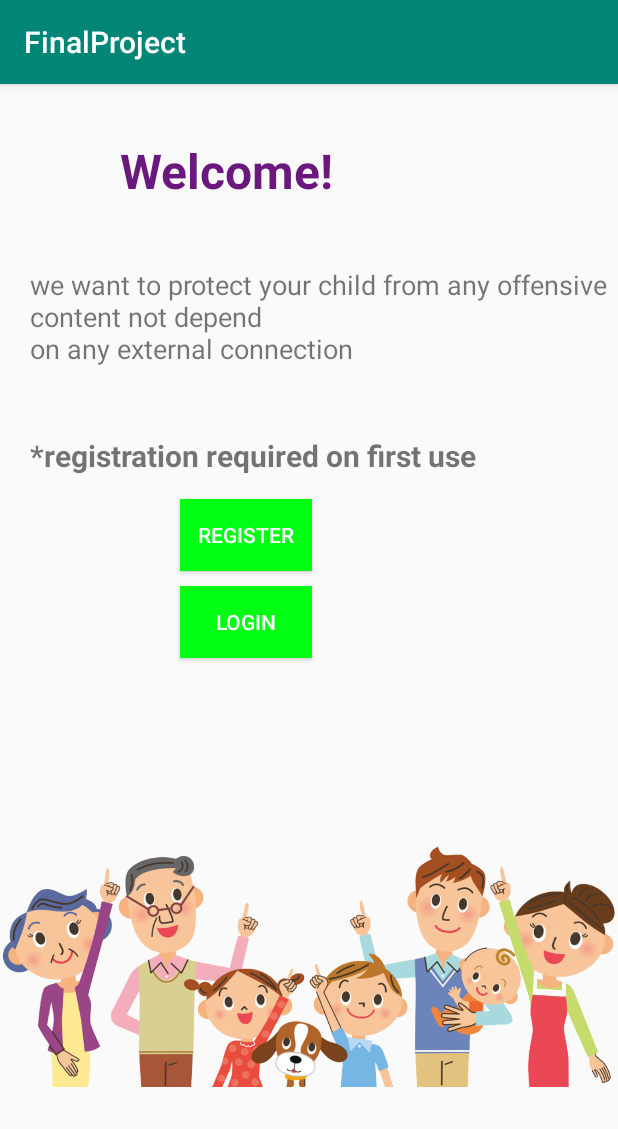
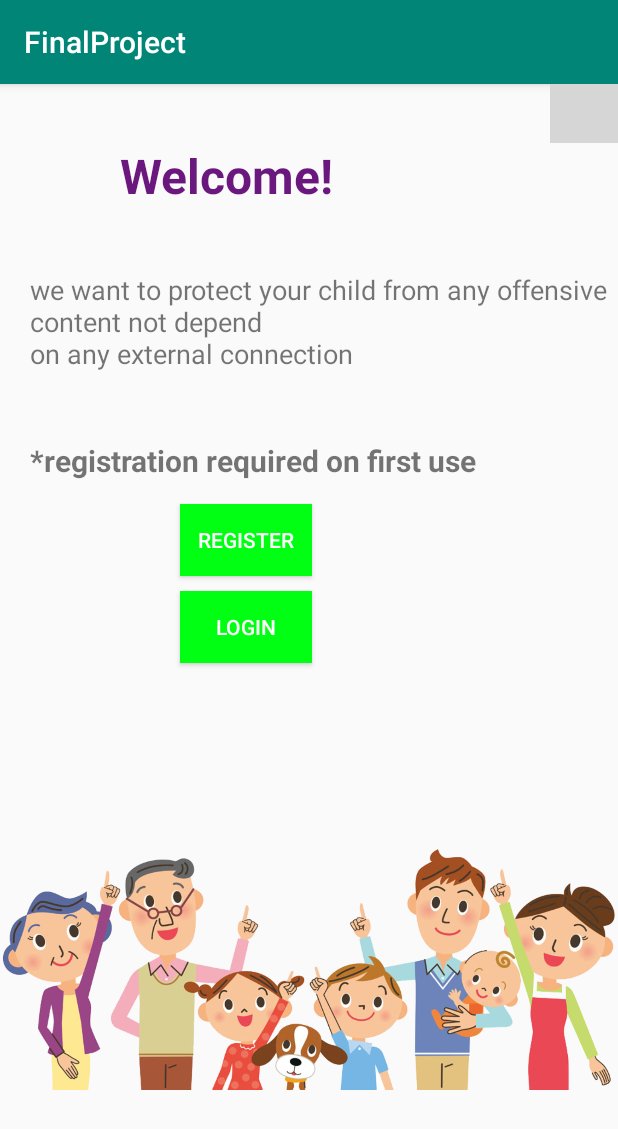
Before and after one commit to EdoNotes/FinalProject, an Android app: the screen it shows after launch (Welcome), on a phone screen of 412 x 824 dp. Shown: the top 1129 px of the screen. Run offline under Robolectric (Android 15) with nearby library versions, the phone set to English and light mode, and no system bars; our stand-ins replace Firebase (no records; nobody signed in at launch, a user with empty details on screens opened directly); grey boxes are pictures that could not be loaded.

Commit message:
- Final version

```diff
--- a/app/src/main/AndroidManifest.xml
+++ b/app/src/main/AndroidManifest.xml
@@ -11,9 +11,9 @@
 
     <application
         android:allowBackup="true"
-        android:icon="@mipmap/ic_launcher"
+        android:icon="@mipmap/logo"
         android:label="@string/app_name"
-        android:roundIcon="@mipmap/ic_launcher_round"
+        android:roundIcon="@mipmap/logo_round"
         android:supportsRtl="true"
         android:theme="@style/AppTheme">
         <activity android:name=".DataLog"></activity>
--- a/app/src/main/java/com/example/finalproject/FrameClassifier.java
+++ b/app/src/main/java/com/example/finalproject/FrameClassifier.java
@@ -58,6 +58,8 @@ public class FrameClassifier {
     private ArrayList<Recognition> g_recognitions = null;
 
     private DisplayMetrics g_metrics;
+
+    private DataLog datalogclass; //= new DataLog();
 
     private float scaleX = 0 , scaleY = 0 , offsetX = 0 , offsetY = 0;
 
@@ -178,12 +180,12 @@ public class FrameClassifier {
                     // SSD Mobilenet V1 Model assumes class 0 is background class
                     // in label file and class labels start from 1 to number_of_classes+1,
                     // while outputClasses correspond to class index from 0 to number_of_classes
-                    Date currentTime = Calendar.getInstance().getTime();
                     recognitions.add(
                             new Recognition(
                                     outputScores[0][i],
                                     detection));
-                    DataLog.arrayAdapter.add("Gotcha,item has been capture on"+ currentTime);
+                    if(null != datalogclass.dataLogItems)
+                        datalogclass.dataLogItems.add("'Person' detected on "+ Calendar.getInstance().getTime());
 
                 }
             }
--- a/app/src/main/java/com/example/finalproject/Welcome.java
+++ b/app/src/main/java/com/example/finalproject/Welcome.java
@@ -1,6 +1,8 @@
 package com.example.finalproject;
 
 import android.app.Activity;
+import android.content.Context;
+import android.content.DialogInterface;
 import android.content.Intent;
 import android.content.SharedPreferences;
 import android.os.Bundle;
@@ -9,8 +11,19 @@ import android.os.Looper;
 import android.os.Message;
 import android.view.View;
 import android.widget.Button;
+import android.widget.EditText;
+import android.widget.ImageView;
+import android.widget.LinearLayout;
+import android.widget.Toast;
 
+import androidx.annotation.NonNull;
+import androidx.appcompat.app.AlertDialog;
 import androidx.appcompat.app.AppCompatActivity;
+
+import com.google.android.gms.tasks.OnCompleteListener;
+import com.google.android.gms.tasks.Task;
+import com.google.firebase.auth.AuthResult;
+import com.google.firebase.auth.FirebaseAuth;
 
 
 public class Welcome extends AppCompatActivity
@@ -19,6 +32,11 @@ public class Welcome extends AppCompatActivity
     public static SharedPreferences.Editor editor;
     Button btnRegister;
     Button btnLogin;
+    ImageView imgView;
+
+    private AlertDialog ad;
+    private Context context = null;
+
     @Override
     protected void onCreate(Bundle savedInstanceState)
     {
@@ -31,6 +49,7 @@ public class Welcome extends AppCompatActivity
             setContentView(R.layout.welcome);
             btnLogin = (Button) findViewById(R.id.btnExistingLogin);
             btnRegister=(Button) findViewById(R.id.btnRegister);
+            imgView = (ImageView) findViewById(R.id.HelpImage);
 
             EmailLogin El = new EmailLogin(this , btnLogin , handler);
             El.EmailLoginDialog();
@@ -45,6 +64,34 @@ public class Welcome extends AppCompatActivity
                     // TEMPORARY FOR DEVELOPMENT
                     //Intent MainActivity=new Intent(getBaseContext(),MainActivity.class);
                     //startActivity(MainActivity);
+                }
+            });
+
+            context = Welcome.this;
+            AlertDialog.Builder builder = new AlertDialog.Builder(context);
+            builder.setTitle("Help");
+            builder.setMessage("Welcome to ParentControl application. For first time you must to register with email and password. " +
+                    "For next time you will be able to log in with your password. For logging with different email and password, " +
+                    "you must be connected to the Internet.\n\nBy clicking Start or Stop the censoring engine will start or stop in " +
+                    "background. You are able to see the log censoring objects, and also change the password if you wish to.");
+
+
+            LinearLayout ll = new LinearLayout(context);
+            ll.setOrientation(LinearLayout.VERTICAL);
+            builder.setView(ll);
+
+            builder.setNegativeButton("Close", new DialogInterface.OnClickListener() {
+                @Override
+                public void onClick(DialogInterface dialog, int which) {
+                    ;
+                }
+            });
+            ad = builder.create();
+            imgView.setOnClickListener(new ImageView.OnClickListener() {
+                @Override
+                public void onClick(View v)
+                {
+                    ad.show();
                 }
             });
         }
--- a/app/src/main/res/layout/activity_control_panel.xml
+++ b/app/src/main/res/layout/activity_control_panel.xml
@@ -12,7 +12,7 @@
         android:layout_width="wrap_content"
         android:layout_height="wrap_content"
         android:layout_gravity="center"
-        android:layout_marginTop="30dp"
+        android:layout_marginTop="50dp"
         android:gravity="center"
         android:text="Control Panel"
         android:textColor="#F8090404"
@@ -64,7 +64,7 @@
         android:layout_marginTop="30dp"
         android:layout_marginRight="20dp"
         android:layout_weight="0"
-        android:text="by pressing start,the censoring process will be activated"
+        android:text="By pressing start,the censoring process will be activated."
         android:textColor="#0C0101"
         android:textSize="20sp" />
 
--- a/app/src/main/res/layout/welcome.xml
+++ b/app/src/main/res/layout/welcome.xml
@@ -7,12 +7,20 @@
     android:layout_height="match_parent"
     android:orientation="vertical">
 
+    <ImageView
+        android:id="@+id/HelpImage"
+        android:layout_width="45dp"
+        android:layout_height="39dp"
+        android:layout_gravity="right"
+        android:visibility="visible"
+        android:src="@drawable/help_icon" />
+
     <TextView
         android:id="@+id/txtWelcome"
         android:layout_width="wrap_content"
         android:layout_height="wrap_content"
-        android:layout_marginTop="36dp"
         android:layout_marginLeft="80dp"
+        android:layout_marginTop="0dp"
         android:paddingBottom="10dp"
         android:text="Welcome!"
         android:textColor="#6B187E"
@@ -62,6 +70,7 @@
         android:id="@+id/imageView4"
         android:layout_width="wrap_content"
         android:layout_height="wrap_content"
-        android:src="@drawable/family_welcome" />
+        android:src="@drawable/family_welcome"
+        android:visibility="visible" />
 
 </LinearLayout>
```
Also changed, not shown: app/src/main/java/com/example/finalproject/DataLog.java (+7 -14 lines), app/src/main/java/com/example/finalproject/MainActivity.java (+8 -7 lines), app/src/main/res/drawable/trump.jpg (deleted), app/src/main/res/mipmap-hdpi/ic_launcher.png, app/src/main/res/mipmap-hdpi/ic_launcher_round.png, app/src/main/res/mipmap-mdpi/ic_launcher.png, app/src/main/res/mipmap-mdpi/ic_launcher_round.png, app/src/main/res/mipmap-xhdpi/ic_launcher.png, app/src/main/res/mipmap-xhdpi/ic_launcher_round.png, app/src/main/res/mipmap-xxhdpi/ic_launcher.png, app/src/main/res/mipmap-xxhdpi/ic_launcher_round.png, app/src/main/res/mipmap-xxxhdpi/ic_launcher.png, app/src/main/res/mipmap-xxxhdpi/ic_launcher_round.png.
